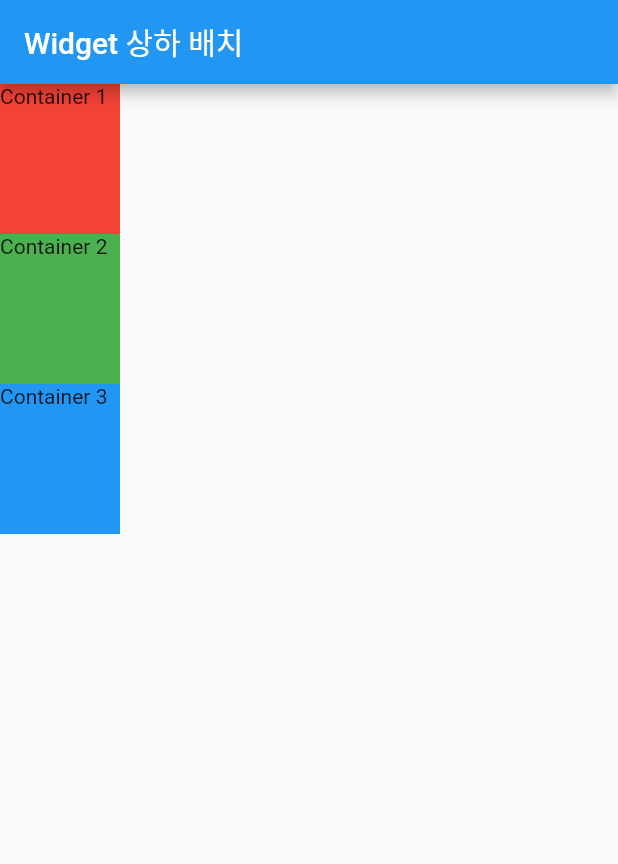
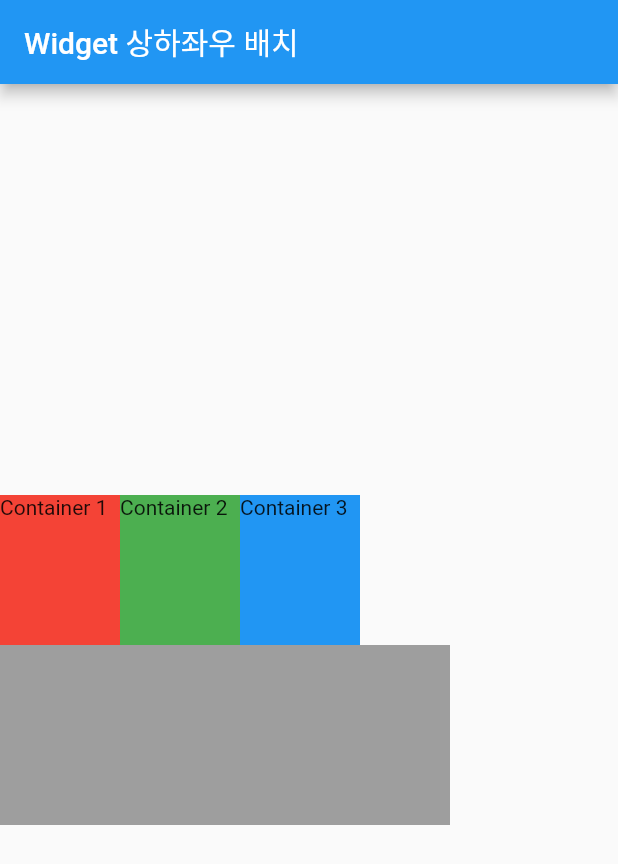
Before and after one commit to hwibinissuccess/FlutterBasicPrac, a Flutter app: the screen it shows after launch, on a phone screen of 412 x 824 dp. Shown: the top 864 px of the screen. Run offline on Flutter 3.47's test engine with Material 2 defaults, Android fonts, the phone set to English and light mode, and no system bars.

Commit message:
feat: Widget 상하좌우 배치

```diff
--- a/Layout/lib/main.dart
+++ b/Layout/lib/main.dart
@@ -7,7 +7,7 @@ void main() {
     MaterialApp(
       home: Scaffold(
         appBar: AppBar(
-          title: Text('Widget 상하 배치'),
+          title: Text('Widget 상하좌우 배치'),
         ),
         body: Body(),
       ),
@@ -20,10 +20,15 @@ class Body extends StatelessWidget {
 
   @override
   Widget build(BuildContext context) {
-    return Column(
-      mainAxisSize: MainAxisSize.min,
+    return Container(
+      width: double.infinity,
+      child: Column(
         mainAxisAlignment: MainAxisAlignment.center,
-      crossAxisAlignment: CrossAxisAlignment.end,
+        crossAxisAlignment: CrossAxisAlignment.start,
+        children: [
+          Row(
+            mainAxisSize: MainAxisSize.max,
+            crossAxisAlignment: CrossAxisAlignment.start,
             children: [
               Container(
                 height: 100,
@@ -44,6 +49,14 @@ class Body extends StatelessWidget {
                 child: Text('Container 3'),
               ),
             ],
+          ),
+          Container(
+            width: 300,
+            height: 120,
+            color: Colors.grey,
+          )
+        ],
+      ),
     );
   }
 }
```
Lines whose indentation alone changed are shown as unchanged.
